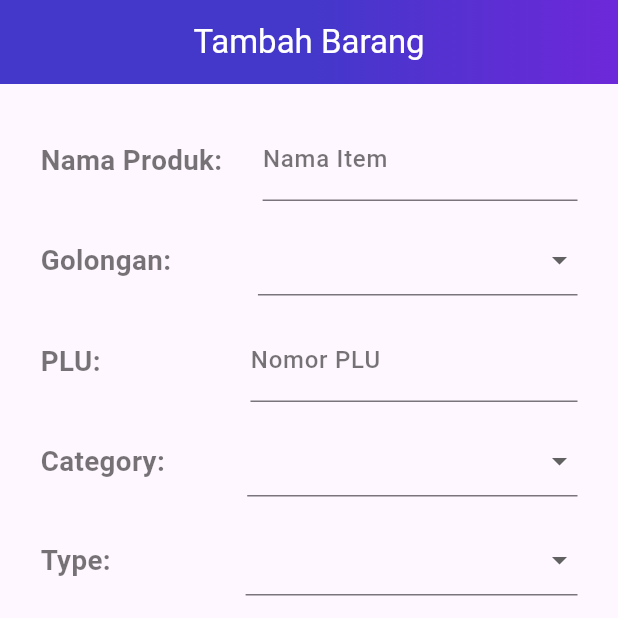
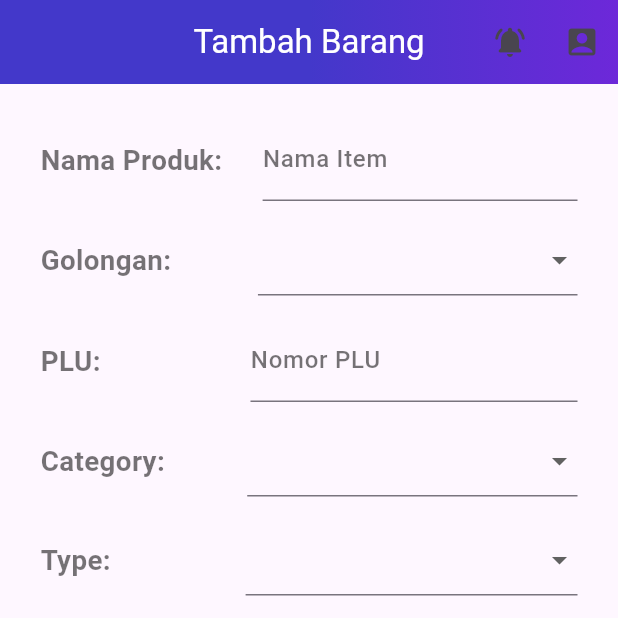
Before and after one commit to hazz01/PharmacyCashierSystem, a Flutter app: the Mobile_Jatuh_Tempo screen opened directly, after a tap on the "account circle" icon, on a phone screen of 412 x 824 dp, the top half of it. Run offline on Flutter 3.47's test engine with Material 3 defaults, Android fonts, the phone set to English and light mode, and no system bars; our stand-ins replace draggable_home, flutter_spinkit; missing offline and left inert: footer.

Commit message:
update warna

```diff
--- a/lib/addBarang.dart
+++ b/lib/addBarang.dart
@@ -46,6 +46,11 @@ class _addBarangState extends State<addBarang> {
         title:
             const Text("Tambah Barang", style: TextStyle(color: Colors.white)),
         backgroundColor: Color(0xff4338CA),
+        actions: [
+          IconButton(
+              onPressed: () {}, icon: Icon(Icons.notifications_active_rounded)),
+          IconButton(onPressed: () {}, icon: Icon(Icons.account_box_rounded)),
+        ],
         flexibleSpace: Container(
           decoration: const BoxDecoration(
             gradient: LinearGradient(
@@ -85,7 +90,8 @@ class _addBarangState extends State<addBarang> {
                                 fontWeight: FontWeight.w500),
                           ),
                           focusedBorder: UnderlineInputBorder(
-                              borderSide: BorderSide(color: Colors.orange))),
+                              borderSide:
+                                  BorderSide(color: Color(0xff6D28D9)))),
                     ),
                   ),
                 ],
@@ -120,7 +126,7 @@ class _addBarangState extends State<addBarang> {
                       },
                       decoration: const InputDecoration(
                         focusedBorder: UnderlineInputBorder(
-                            borderSide: BorderSide(color: Colors.orange)),
+                            borderSide: BorderSide(color: Color(0xff6D28D9))),
                       ),
                       items: _golonganList
                           .map<DropdownMenuItem<String>>((String value) {
@@ -159,7 +165,8 @@ class _addBarangState extends State<addBarang> {
                                 fontWeight: FontWeight.w500),
                           ),
                           focusedBorder: UnderlineInputBorder(
-                              borderSide: BorderSide(color: Colors.orange))),
+                              borderSide:
+                                  BorderSide(color: Color(0xff6D28D9)))),
                     ),
                   ),
                 ],
@@ -191,7 +198,7 @@ class _addBarangState extends State<addBarang> {
                       },
                       decoration: const InputDecoration(
                         focusedBorder: UnderlineInputBorder(
-                            borderSide: BorderSide(color: Colors.orange)),
+                            borderSide: BorderSide(color: Color(0xff6D28D9))),
                       ),
                       items: _kategoriList
                           .map<DropdownMenuItem<String>>((String value) {
@@ -233,7 +240,7 @@ class _addBarangState extends State<addBarang> {
                       },
                       decoration: const InputDecoration(
                         focusedBorder: UnderlineInputBorder(
-                            borderSide: BorderSide(color: Colors.orange)),
+                            borderSide: BorderSide(color: Color(0xff6D28D9))),
                       ),
                       items: _typeList
                           .map<DropdownMenuItem<String>>((String value) {
@@ -272,7 +279,8 @@ class _addBarangState extends State<addBarang> {
                                 fontWeight: FontWeight.w500),
                           ),
                           focusedBorder: UnderlineInputBorder(
-                              borderSide: BorderSide(color: Colors.orange))),
+                              borderSide:
+                                  BorderSide(color: Color(0xff6D28D9)))),
                     ),
                   ),
                 ],
@@ -303,7 +311,8 @@ class _addBarangState extends State<addBarang> {
                                 fontWeight: FontWeight.w500),
                           ),
                           focusedBorder: UnderlineInputBorder(
-                              borderSide: BorderSide(color: Colors.orange))),
+                              borderSide:
+                                  BorderSide(color: Color(0xff6D28D9)))),
                     ),
                   ),
                 ],
@@ -334,7 +343,8 @@ class _addBarangState extends State<addBarang> {
                                 fontWeight: FontWeight.w500),
                           ),
                           focusedBorder: UnderlineInputBorder(
-                              borderSide: BorderSide(color: Colors.orange))),
+                              borderSide:
+                                  BorderSide(color: Color(0xff6D28D9)))),
                     ),
                   ),
                 ],
@@ -365,7 +375,8 @@ class _addBarangState extends State<addBarang> {
                                 fontWeight: FontWeight.w500),
                           ),
                           focusedBorder: UnderlineInputBorder(
-                              borderSide: BorderSide(color: Colors.orange))),
+                              borderSide:
+                                  BorderSide(color: Color(0xff6D28D9)))),
                     ),
                   ),
                 ],
@@ -396,7 +407,8 @@ class _addBarangState extends State<addBarang> {
                                 fontWeight: FontWeight.w500),
                           ),
                           focusedBorder: UnderlineInputBorder(
-                              borderSide: BorderSide(color: Colors.orange))),
+                              borderSide:
+                                  BorderSide(color: Color(0xff6D28D9)))),
                     ),
                   ),
                 ],
@@ -427,7 +439,8 @@ class _addBarangState extends State<addBarang> {
                                 fontWeight: FontWeight.w500),
                           ),
                           focusedBorder: UnderlineInputBorder(
-                              borderSide: BorderSide(color: Colors.orange))),
+                              borderSide:
+                                  BorderSide(color: Color(0xff6D28D9)))),
                     ),
                   ),
                 ],
@@ -462,7 +475,7 @@ class _addBarangState extends State<addBarang> {
                       },
                       decoration: const InputDecoration(
                         focusedBorder: UnderlineInputBorder(
-                            borderSide: BorderSide(color: Colors.orange)),
+                            borderSide: BorderSide(color: Color(0xff6D28D9))),
                       ),
                       items: _kons_type
                           .map<DropdownMenuItem<String>>((String value) {
@@ -486,7 +499,8 @@ class _addBarangState extends State<addBarang> {
                     ? _showReport
                     : null,
                 style: ElevatedButton.styleFrom(
-                  backgroundColor: Colors.orange, // Ubah warna latar belakang
+                  backgroundColor:
+                      Color(0xff6D28D9), // Ubah warna latar belakang
                   // Ubah warna teks
                 ),
                 child: const Text('Lihat Laporan'),
--- a/lib/mobile_jatuhtempo.dart
+++ b/lib/mobile_jatuhtempo.dart
@@ -54,7 +54,7 @@ class _Mobile_Jatuh_TempoState extends State<Mobile_Jatuh_Tempo> {
         title: const Text('Barang Jatuh Tempo'),
         automaticallyImplyLeading: false,
         centerTitle: true,
-        backgroundColor: Colors.orange,
+        backgroundColor: Color(0xff6D28D9),
         actions: [
           IconButton(
               onPressed: () {}, icon: Icon(Icons.notifications_active_rounded)),
@@ -93,7 +93,7 @@ class _Mobile_Jatuh_TempoState extends State<Mobile_Jatuh_Tempo> {
                       },
                       decoration: const InputDecoration(
                         focusedBorder: UnderlineInputBorder(
-                            borderSide: BorderSide(color: Colors.orange)),
+                            borderSide: BorderSide(color: Color(0xff6D28D9))),
                       ),
                       items: _kategoriList
                           .map<DropdownMenuItem<String>>((String value) {
@@ -135,7 +135,7 @@ class _Mobile_Jatuh_TempoState extends State<Mobile_Jatuh_Tempo> {
                       },
                       decoration: const InputDecoration(
                         focusedBorder: UnderlineInputBorder(
-                            borderSide: BorderSide(color: Colors.orange)),
+                            borderSide: BorderSide(color: Color(0xff6D28D9))),
                       ),
                       items: _golonganList
                           .map<DropdownMenuItem<String>>((String value) {
@@ -184,7 +184,7 @@ class _Mobile_Jatuh_TempoState extends State<Mobile_Jatuh_Tempo> {
                       },
                       decoration: const InputDecoration(
                         focusedBorder: OutlineInputBorder(
-                            borderSide: BorderSide(color: Colors.orange)),
+                            borderSide: BorderSide(color: Color(0xff6D28D9))),
                         labelText: 'Tanggal',
                         border: OutlineInputBorder(),
                         labelStyle: TextStyle(
@@ -225,7 +225,7 @@ class _Mobile_Jatuh_TempoState extends State<Mobile_Jatuh_Tempo> {
                       },
                       decoration: const InputDecoration(
                         focusedBorder: UnderlineInputBorder(
-                            borderSide: BorderSide(color: Colors.orange)),
+                            borderSide: BorderSide(color: Color(0xff6D28D9))),
                       ),
                       items: _itemList
                           .map<DropdownMenuItem<String>>((String value) {
@@ -267,7 +267,7 @@ class _Mobile_Jatuh_TempoState extends State<Mobile_Jatuh_Tempo> {
                       },
                       decoration: const InputDecoration(
                         focusedBorder: UnderlineInputBorder(
-                            borderSide: BorderSide(color: Colors.orange)),
+                            borderSide: BorderSide(color: Color(0xff6D28D9))),
                       ),
                       items: _payment
                           .map<DropdownMenuItem<String>>((String value) {
@@ -306,7 +306,7 @@ class _Mobile_Jatuh_TempoState extends State<Mobile_Jatuh_Tempo> {
                       },
                       decoration: const InputDecoration(
                         focusedBorder: UnderlineInputBorder(
-                            borderSide: BorderSide(color: Colors.orange)),
+                            borderSide: BorderSide(color: Color(0xff6D28D9))),
                       ),
                       items: _typeList
                           .map<DropdownMenuItem<String>>((String value) {
@@ -341,7 +341,7 @@ class _Mobile_Jatuh_TempoState extends State<Mobile_Jatuh_Tempo> {
                       },
                       decoration: const InputDecoration(
                         focusedBorder: UnderlineInputBorder(
-                            borderSide: BorderSide(color: Colors.orange)),
+                            borderSide: BorderSide(color: Color(0xff6D28D9))),
                       ),
                       items: _activeList
                           .map<DropdownMenuItem<String>>((String value) {
@@ -376,7 +376,7 @@ class _Mobile_Jatuh_TempoState extends State<Mobile_Jatuh_Tempo> {
                       },
                       decoration: const InputDecoration(
                         focusedBorder: UnderlineInputBorder(
-                            borderSide: BorderSide(color: Colors.orange)),
+                            borderSide: BorderSide(color: Color(0xff6D28D9))),
                       ),
                       items: _cosignList
                           .map<DropdownMenuItem<String>>((String value) {
@@ -400,7 +400,8 @@ class _Mobile_Jatuh_TempoState extends State<Mobile_Jatuh_Tempo> {
                     ? _showReport
                     : null,
                 style: ElevatedButton.styleFrom(
-                  backgroundColor: Colors.orange, // Ubah warna latar belakang
+                  backgroundColor:
+                      Color(0xff6D28D9), // Ubah warna latar belakang
                   // Ubah warna teks
                 ),
                 child: const Text('Lihat Laporan'),
@@ -504,7 +505,8 @@ class _TableExampleState extends State<TableExample> {
             children: [
               ElevatedButton(
                 style: ElevatedButton.styleFrom(
-                  backgroundColor: Colors.orange, // Ubah warna latar belakang
+                  backgroundColor:
+                      Color(0xff6D28D9), // Ubah warna latar belakang
                   // Ubah warna teks
                 ),
                 onPressed: addRow,
--- a/lib/mobile_kosong.dart
+++ b/lib/mobile_kosong.dart
@@ -54,7 +54,7 @@ class _Mobile_KosongState extends State<Mobile_Kosong> {
         title: const Text('Barang Kosong'),
         automaticallyImplyLeading: false,
         centerTitle: true,
-        backgroundColor: Colors.orange,
+        backgroundColor: Color(0xff6D28D9),
         actions: [
           IconButton(
               onPressed: () {}, icon: Icon(Icons.notifications_active_rounded)),
@@ -93,7 +93,7 @@ class _Mobile_KosongState extends State<Mobile_Kosong> {
                       },
                       decoration: const InputDecoration(
                         focusedBorder: UnderlineInputBorder(
-                            borderSide: BorderSide(color: Colors.orange)),
+                            borderSide: BorderSide(color: Color(0xff6D28D9))),
                       ),
                       items: _kategoriList
                           .map<DropdownMenuItem<String>>((String value) {
@@ -135,7 +135,7 @@ class _Mobile_KosongState extends State<Mobile_Kosong> {
                       },
                       decoration: const InputDecoration(
                         focusedBorder: UnderlineInputBorder(
-                            borderSide: BorderSide(color: Colors.orange)),
+                            borderSide: BorderSide(color: Color(0xff6D28D9))),
                       ),
                       items: _golonganList
                           .map<DropdownMenuItem<String>>((String value) {
@@ -184,7 +184,7 @@ class _Mobile_KosongState extends State<Mobile_Kosong> {
                       },
                       decoration: const InputDecoration(
                         focusedBorder: OutlineInputBorder(
-                            borderSide: BorderSide(color: Colors.orange)),
+                            borderSide: BorderSide(color: Color(0xff6D28D9))),
                         labelText: 'Tanggal',
                         border: OutlineInputBorder(),
                         labelStyle: TextStyle(
@@ -225,7 +225,7 @@ class _Mobile_KosongState extends State<Mobile_Kosong> {
                       },
                       decoration: const InputDecoration(
                         focusedBorder: UnderlineInputBorder(
-                            borderSide: BorderSide(color: Colors.orange)),
+                            borderSide: BorderSide(color: Color(0xff6D28D9))),
                       ),
                       items: _itemList
                           .map<DropdownMenuItem<String>>((String value) {
@@ -264,7 +264,7 @@ class _Mobile_KosongState extends State<Mobile_Kosong> {
                       },
                       decoration: const InputDecoration(
                         focusedBorder: UnderlineInputBorder(
-                            borderSide: BorderSide(color: Colors.orange)),
+                            borderSide: BorderSide(color: Color(0xff6D28D9))),
                       ),
                       items: _typeList
                           .map<DropdownMenuItem<String>>((String value) {
@@ -299,7 +299,7 @@ class _Mobile_KosongState extends State<Mobile_Kosong> {
                       },
                       decoration: const InputDecoration(
                         focusedBorder: UnderlineInputBorder(
-                            borderSide: BorderSide(color: Colors.orange)),
+                            borderSide: BorderSide(color: Color(0xff6D28D9))),
                       ),
                       items: _activeList
                           .map<DropdownMenuItem<String>>((String value) {
@@ -334,7 +334,7 @@ class _Mobile_KosongState extends State<Mobile_Kosong> {
                       },
                       decoration: const InputDecoration(
                         focusedBorder: UnderlineInputBorder(
-                            borderSide: BorderSide(color: Colors.orange)),
+                            borderSide: BorderSide(color: Color(0xff6D28D9))),
                       ),
                       items: _cosignList
                           .map<DropdownMenuItem<String>>((String value) {
@@ -358,7 +358,8 @@ class _Mobile_KosongState extends State<Mobile_Kosong> {
                     ? _showReport
                     : null,
                 style: ElevatedButton.styleFrom(
-                  backgroundColor: Colors.orange, // Ubah warna latar belakang
+                  backgroundColor:
+                      Color(0xff6D28D9), // Ubah warna latar belakang
                   // Ubah warna teks
                 ),
                 child: const Text('Lihat Laporan'),
@@ -462,7 +463,8 @@ class _TableExampleState extends State<TableExample> {
             children: [
               ElevatedButton(
                 style: ElevatedButton.styleFrom(
-                  backgroundColor: Colors.orange, // Ubah warna latar belakang
+                  backgroundColor:
+                      Color(0xff6D28D9), // Ubah warna latar belakang
                   // Ubah warna teks
                 ),
                 onPressed: addRow,
--- a/lib/mobile_terlaris.dart
+++ b/lib/mobile_terlaris.dart
@@ -53,9 +53,14 @@ class _MobileTerlarisState extends State<MobileTerlaris> {
       appBar: AppBar(
         automaticallyImplyLeading: false,
         centerTitle: true,
-        title:
-            const Text("Flutter Bricks", style: TextStyle(color: Colors.white)),
+        title: const Text("Barang Terlaris",
+            style: TextStyle(color: Colors.white)),
         backgroundColor: Color(0xff4338CA),
+        actions: [
+          IconButton(
+              onPressed: () {}, icon: Icon(Icons.notifications_active_rounded)),
+          IconButton(onPressed: () {}, icon: Icon(Icons.account_box_rounded)),
+        ],
         flexibleSpace: Container(
           decoration: const BoxDecoration(
             gradient: LinearGradient(
@@ -362,7 +367,8 @@ class _MobileTerlarisState extends State<MobileTerlaris> {
                     ? _showReport
                     : null,
                 style: ElevatedButton.styleFrom(
-                  backgroundColor: Color(0xff4338CA), // Ubah warna latar belakang
+                  backgroundColor:
+                      Color(0xff4338CA), // Ubah warna latar belakang
                   // Ubah warna teks
                 ),
                 child: const Text('Lihat Laporan'),
@@ -467,7 +473,8 @@ class _TableExampleState extends State<TableExample> {
             children: [
               ElevatedButton(
                 style: ElevatedButton.styleFrom(
-                  backgroundColor: Color(0xff4338CA), // Ubah warna latar belakang
+                  backgroundColor:
+                      Color(0xff4338CA), // Ubah warna latar belakang
                   // Ubah warna teks
                 ),
                 onPressed: addRow,
```
